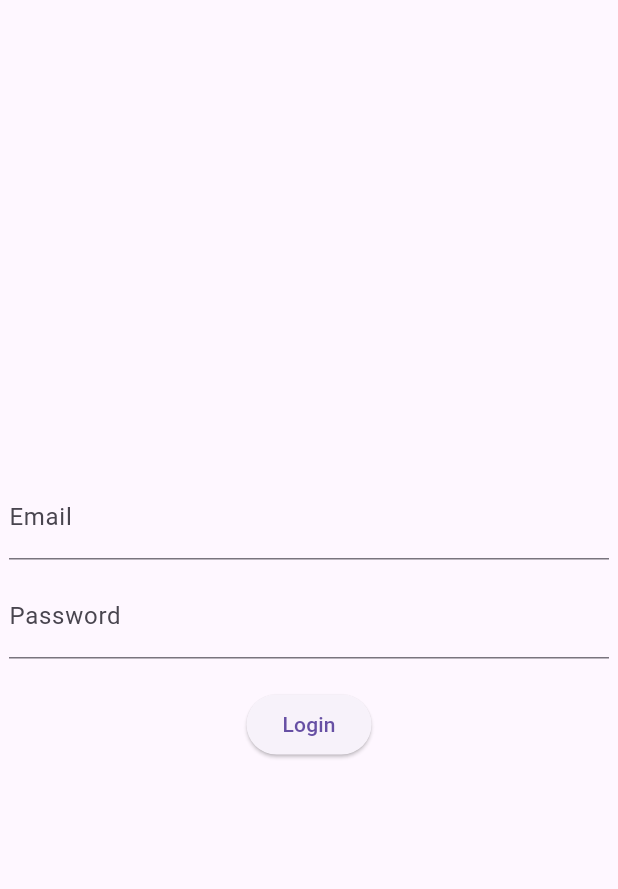
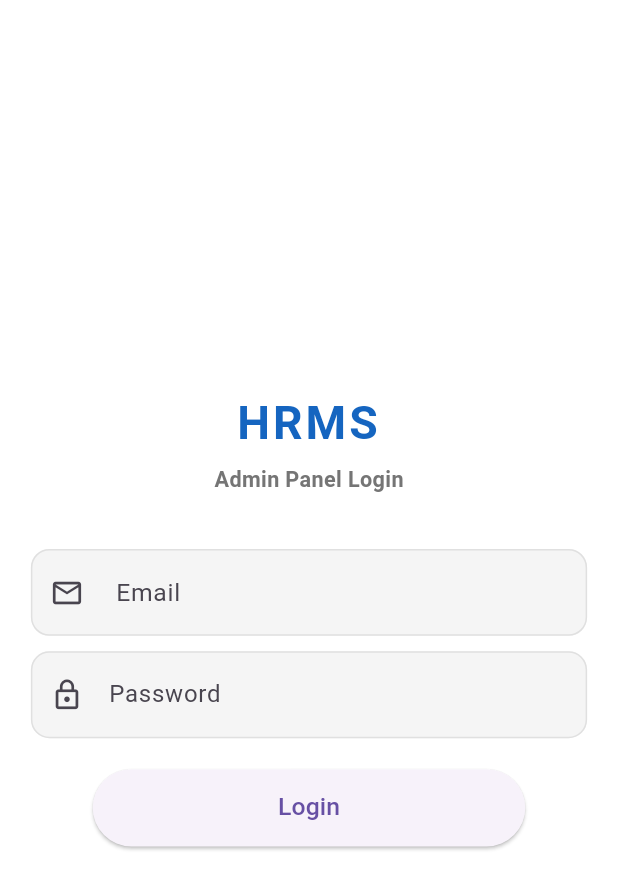
Before and after one commit to anmolmishra-del/HRMS_admin, a Flutter app: the screen it shows after launch, on a phone screen of 412 x 824 dp. Shown: the top 889 px of the screen. Run offline on Flutter 3.47's test engine with Material 3 defaults, Android fonts, the phone set to English and light mode, and no system bars; our stand-ins replace flutter_bloc.

Commit message:
login UI

```diff
--- a/hrms_admin_fr/lib/login/presentation/login_page.dart
+++ b/hrms_admin_fr/lib/login/presentation/login_page.dart
@@ -12,23 +12,28 @@ class LoginPage extends StatelessWidget {
 
   @override
   Widget build(BuildContext context) {
+    final screenWidth = MediaQuery.of(context).size.width;
+
+    // 🔥 Scale factor
+    double scale = screenWidth / 400;
+    if (scale < 0.8) scale = 0.8;
+    if (scale > 1.3) scale = 1.3;
+
     return BlocProvider(
       create: (_) => LoginCubit(),
       child: Scaffold(
+        backgroundColor: Colors.white,
         body: BlocListener<LoginCubit, LoginState>(
           listener: (context, state) {
             if (state.status == LoginStatus.success) {
-
               ScaffoldMessenger.of(context).showSnackBar(
-                SnackBar(content: Text("Login Success")),
+                const SnackBar(content: Text("Login Success")),
               );
-
 
               Navigator.pushReplacementNamed(context, AppRoutes.home);
             }
 
             if (state.status == LoginStatus.error) {
-
               ScaffoldMessenger.of(context).showSnackBar(
                 SnackBar(content: Text(state.message ?? "Error")),
               );
@@ -38,32 +43,124 @@ class LoginPage extends StatelessWidget {
             child: BlocBuilder<LoginCubit, LoginState>(
               builder: (context, state) {
                 return SizedBox(
-                  width: 400,
+                  width: screenWidth < 600
+                      ? screenWidth * 0.9 : (screenWidth * 0.35).clamp(400, 700),
+                      // : (400 * scale), // 🔥 scaled container
                   child: Column(
                     mainAxisSize: MainAxisSize.min,
                     children: [
+Text(
+      'HRMS',
+      textAlign: TextAlign.center,
+      style: TextStyle(
+        fontSize: 30 * scale,
+        fontWeight: FontWeight.bold,
+        letterSpacing: 2,
+        color: Colors.blue.shade800,
+      ),
+    ),
+    SizedBox(height: 6 * scale),
+    Text(
+      'Admin Panel Login',
+      style: TextStyle(
+        fontSize: 14 * scale,
+        color: Colors.grey.shade600,
+        fontWeight: FontWeight.bold,
+      ),
+    ),
+    SizedBox(height: 35 ),
+                      /// 📧 Email Field
                       TextField(
                         controller: emailController,
-                        decoration: InputDecoration(labelText: "Email"),
+                        keyboardType: TextInputType.emailAddress,
+                        style: TextStyle(fontSize: 16 * scale),
+                        decoration: InputDecoration(
+                          hintText: " Email",
+                          prefixIcon: Icon(
+                            Icons.email_outlined,
+                            size: 22 * scale,
                           ),
-                      SizedBox(height: 10),
+                          filled: true,
+                          fillColor: Colors.grey.shade100,
+                          contentPadding: EdgeInsets.symmetric(
+                            vertical: 16 * scale,
+                            horizontal: 16 * scale,
+                          ),
+                          border: OutlineInputBorder(
+                            borderRadius: BorderRadius.circular(12 * scale),
+                            borderSide: BorderSide.none,
+                          ),
+                          enabledBorder: OutlineInputBorder(
+                            borderRadius: BorderRadius.circular(12 * scale),
+                            borderSide:
+                                BorderSide(color: Colors.grey.shade300),
+                          ),
+                          focusedBorder: OutlineInputBorder(
+                            borderRadius: BorderRadius.circular(12 * scale),
+                            borderSide: BorderSide(
+                                color: Colors.blue, width: 2 * scale),
+                          ),
+                        ),
+                      ),
+
+                      SizedBox(height: 10 * scale),
+
+                      /// 🔒 Password Field
                       TextField(
                         controller: passwordController,
                         obscureText: true,
-                        decoration: InputDecoration(labelText: "Password"),
+                        style: TextStyle(fontSize: 16 * scale),
+                        decoration: InputDecoration(
+                          labelText: "Password",
+                          prefixIcon: Icon(
+                            Icons.lock_outline,
+                            size: 22 * scale,
                           ),
-                      SizedBox(height: 20),
+                          filled: true,
+                          fillColor: Colors.grey.shade100,
+                          contentPadding: EdgeInsets.symmetric(
+                            vertical: 16 * scale,
+                            horizontal: 16 * scale,
+                          ),
+                          border: OutlineInputBorder(
+                            borderRadius: BorderRadius.circular(12 * scale),
+                            borderSide: BorderSide.none,
+                          ),
+                          enabledBorder: OutlineInputBorder(
+                            borderRadius: BorderRadius.circular(12 * scale),
+                            borderSide:
+                                BorderSide(color: Colors.grey.shade300),
+                          ),
+                          focusedBorder: OutlineInputBorder(
+                            borderRadius: BorderRadius.circular(12 * scale),
+                            borderSide: BorderSide(
+                                color: Colors.blue, width: 2 * scale),
+                          ),
+                        ),
+                      ),
+
+                      SizedBox(height: 20 * scale),
 
                       state.status == LoginStatus.loading
-                          ? CircularProgressIndicator()
-                          : ElevatedButton(
+                          ? const CircularProgressIndicator()
+                          : SizedBox(
+                              width: screenWidth < 600
+                                  ? (screenWidth * 0.7)
+        : (300 * scale).clamp(220, 350),// 🔥 controlled button width
+                              height: 50 * scale,
+                              child: ElevatedButton(
                                 onPressed: () {
                                   context.read<LoginCubit>().login(
                                         emailController.text,
                                         passwordController.text,
                                       );
                                 },
-                              child: Text("Login"),
+                                child: Text(
+                                  "Login",
+                                  style:
+                                      TextStyle(fontSize: 16 * scale),
+                                ),
+                              ),
                             ),
                     ],
                   ),
```
Also changed, not shown: hrms_admin_fr/lib/custome_widgets/text_form_field.dart (added), hrms_admin_fr/pubspec.lock. Lines whose indentation alone changed are shown as unchanged.
